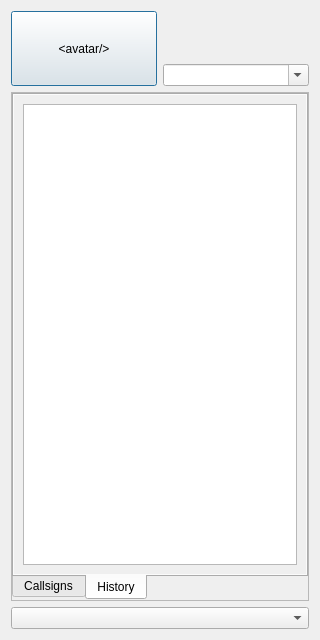
This is src/ui/xmpp/gkxmpprosterdialog.ui in GekkoFyre/small-world-deluxe as Qt 5 draws it before an edit. The edited form follows.
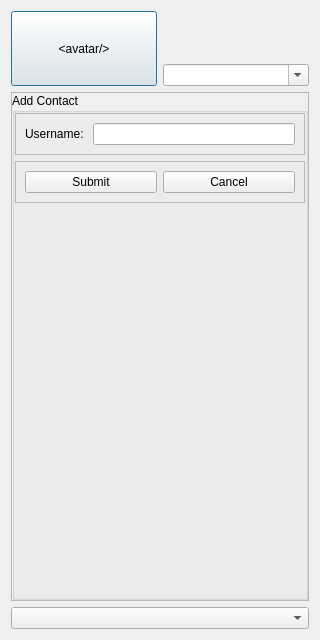
This is the edited form. The open tabs and pages were chosen to show the change.

Commit message: * Added a right-click context menu for the Roster Dialog with regards to XMPP and address book management for such. We just need to implement the required QXmpp functionality now. * Improved functionality overall with regards to the QXmpp derived code, especially with how connections are made and managed. * Included a green and red circle graphic for the online presence status, again with regards to XMPP and its roster management.

```diff
--- a/src/ui/xmpp/gkxmpprosterdialog.ui
+++ b/src/ui/xmpp/gkxmpprosterdialog.ui
@@ -223,7 +223,7 @@
             </widget>
             <widget class="QWidget" name="tab_history">
              <attribute name="title">
-              <string>History</string>
+              <string>Pending</string>
              </attribute>
              <layout class="QVBoxLayout" name="verticalLayout_7">
               <property name="leftMargin">
@@ -243,6 +243,9 @@
                 <property name="frameShape">
                  <enum>QFrame::NoFrame</enum>
                 </property>
+                <property name="frameShadow">
+                 <enum>QFrame::Plain</enum>
+                </property>
                 <property name="horizontalScrollBarPolicy">
                  <enum>Qt::ScrollBarAlwaysOff</enum>
                 </property>
@@ -260,12 +263,9 @@
                  </property>
                  <layout class="QVBoxLayout" name="verticalLayout_8">
                   <item>
-                   <widget class="QTextBrowser" name="textBrowser_history">
-                    <property name="horizontalScrollBarPolicy">
-                     <enum>Qt::ScrollBarAlwaysOff</enum>
-                    </property>
-                    <property name="openExternalLinks">
-                     <bool>true</bool>
+                   <widget class="QTreeView" name="treeView_callsigns_pending">
+                    <property name="contextMenuPolicy">
+                     <enum>Qt::CustomContextMenu</enum>
                     </property>
                    </widget>
                   </item>
@@ -416,6 +416,151 @@
           </item>
          </layout>
         </widget>
+        <widget class="QWidget" name="page_add_new_contact">
+         <layout class="QVBoxLayout" name="verticalLayout_6">
+          <property name="leftMargin">
+           <number>0</number>
+          </property>
+          <property name="topMargin">
+           <number>0</number>
+          </property>
+          <property name="rightMargin">
+           <number>0</number>
+          </property>
+          <property name="bottomMargin">
+           <number>0</number>
+          </property>
+          <item>
+           <widget class="QScrollArea" name="scrollArea_add_new_contact">
+            <property name="frameShape">
+             <enum>QFrame::NoFrame</enum>
+            </property>
+            <property name="frameShadow">
+             <enum>QFrame::Plain</enum>
+            </property>
+            <property name="widgetResizable">
+             <bool>true</bool>
+            </property>
+            <widget class="QWidget" name="scrollAreaWidgetContents">
+             <property name="geometry">
+              <rect>
+               <x>0</x>
+               <y>0</y>
+               <width>219</width>
+               <height>130</height>
+              </rect>
+             </property>
+             <layout class="QVBoxLayout" name="verticalLayout_16">
+              <property name="leftMargin">
+               <number>0</number>
+              </property>
+              <property name="topMargin">
+               <number>0</number>
+              </property>
+              <property name="rightMargin">
+               <number>0</number>
+              </property>
+              <property name="bottomMargin">
+               <number>0</number>
+              </property>
+              <item>
+               <widget class="QGroupBox" name="groupBox_add_new_contact">
+                <property name="title">
+                 <string>Add Contact</string>
+                </property>
+                <layout class="QVBoxLayout" name="verticalLayout_17">
+                 <property name="leftMargin">
+                  <number>0</number>
+                 </property>
+                 <property name="topMargin">
+                  <number>0</number>
+                 </property>
+                 <property name="rightMargin">
+                  <number>0</number>
+                 </property>
+                 <property name="bottomMargin">
+                  <number>0</number>
+                 </property>
+                 <item>
+                  <widget class="QFrame" name="frame_add_new_contact_form">
+                   <property name="frameShape">
+                    <enum>QFrame::StyledPanel</enum>
+                   </property>
+                   <property name="frameShadow">
+                    <enum>QFrame::Raised</enum>
+                   </property>
+                   <layout class="QFormLayout" name="formLayout">
+                    <item row="0" column="0">
+                     <widget class="QLabel" name="label_add_contact_username">
+                      <property name="text">
+                       <string>Username: </string>
+                      </property>
+                     </widget>
+                    </item>
+                    <item row="0" column="1">
+                     <widget class="QLineEdit" name="lineEdit_add_contact_username">
+                      <property name="toolTip">
+                       <string>The desired username you wish to add to your roster.</string>
+                      </property>
+                     </widget>
+                    </item>
+                   </layout>
+                  </widget>
+                 </item>
+                 <item>
+                  <widget class="QFrame" name="frame_add_new_contact_buttons">
+                   <property name="frameShape">
+                    <enum>QFrame::StyledPanel</enum>
+                   </property>
+                   <property name="frameShadow">
+                    <enum>QFrame::Raised</enum>
+                   </property>
+                   <layout class="QHBoxLayout" name="horizontalLayout_3">
+                    <item>
+                     <widget class="QPushButton" name="pushButton_add_contact_submit">
+                      <property name="toolTip">
+                       <string>Submit and add the new contact to your roster.</string>
+                      </property>
+                      <property name="text">
+                       <string>Submit</string>
+                      </property>
+                     </widget>
+                    </item>
+                    <item>
+                     <widget class="QPushButton" name="pushButton_add_contact_cancel">
+                      <property name="toolTip">
+                       <string>Cancel and return back to the main roster screen.</string>
+                      </property>
+                      <property name="text">
+                       <string>Cancel</string>
+                      </property>
+                     </widget>
+                    </item>
+                   </layout>
+                  </widget>
+                 </item>
+                 <item>
+                  <spacer name="verticalSpacer_4">
+                   <property name="orientation">
+                    <enum>Qt::Vertical</enum>
+                   </property>
+                   <property name="sizeHint" stdset="0">
+                    <size>
+                     <width>20</width>
+                     <height>372</height>
+                    </size>
+                   </property>
+                  </spacer>
+                 </item>
+                </layout>
+               </widget>
+              </item>
+             </layout>
+            </widget>
+           </widget>
+          </item>
+         </layout>
+        </widget>
        </widget>
       </item>
      </layout>
```
Left out of the diff: 69 changed lines with no effect on the pictures. The commit also changes 11 other files.
